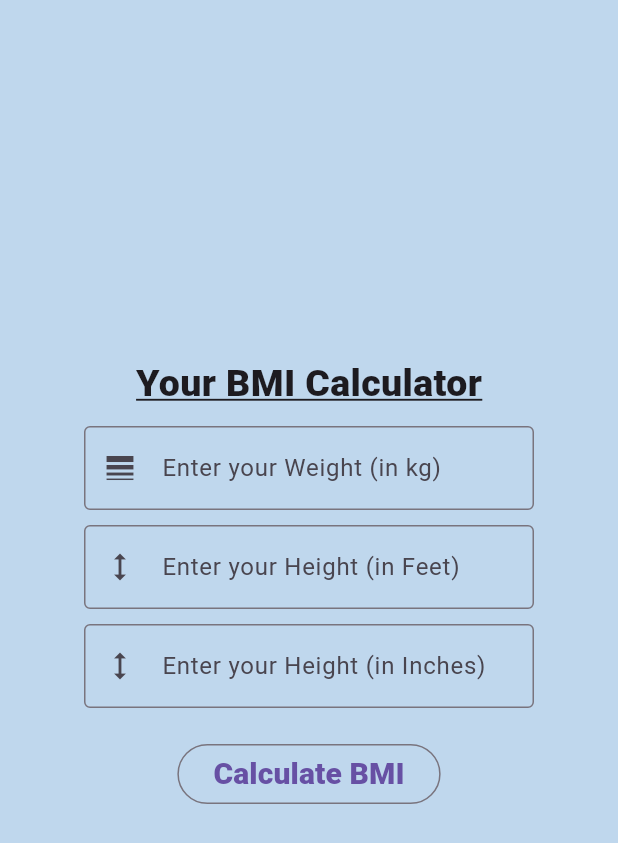
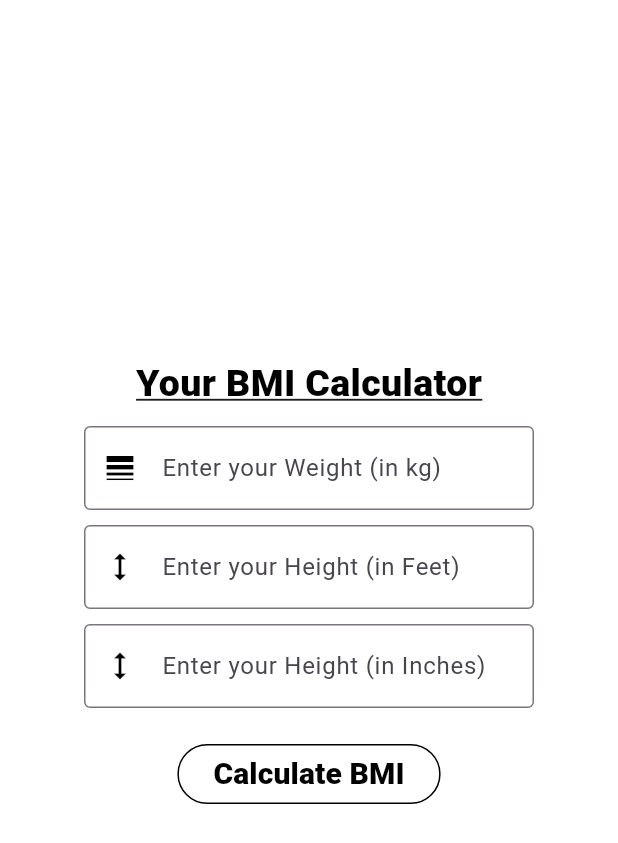
Before and after one commit to zainabhasan02/note_flow, a Flutter app: the BmiScreen screen opened by its route, on a phone screen of 412 x 824 dp. Shown: the top 843 px of the screen. Run offline on Flutter 3.47's test engine with Material 3 defaults, Android fonts, the phone set to English and light mode, and no system bars; our stand-ins replace get, hive, hive_flutter, shared_preferences, sqflite; accounts and stored records are empty.

Commit message:
Applied theme management using provider

```diff
--- a/lib/controllers/nav_drawer_controller/nav_controller.dart
+++ b/lib/controllers/nav_drawer_controller/nav_controller.dart
@@ -41,6 +41,8 @@ class NavController extends GetxController {
         return AppStrings.notes;
       case RoutesName.bmiScreen:
         return AppStrings.bmiCalculator;
+      case RoutesName.settingsScreen:
+        return AppStrings.settings;
       default:
         return AppStrings.appName;
     }
--- a/lib/core/constants/app_strings.dart
+++ b/lib/core/constants/app_strings.dart
@@ -31,4 +31,5 @@ class AppStrings {
   static const String enterPassword = 'Please enter Password';
   static const String passwordLengthTooShort = 'Password too short.. Please enter at least 6 characters long';
   static const String passwordLengthTooLong = 'Password must be only 10 characters long';
+  static const String settings = 'Settings';
 }
--- a/lib/core/routes/app_routes.dart
+++ b/lib/core/routes/app_routes.dart
@@ -8,6 +8,8 @@ import 'package:noteflow/views/notes/notes_screen.dart';
 import 'package:noteflow/views/notes/notes_screen2.dart';
 import 'package:noteflow/views/splash/splash_screen.dart';
 
+import '../../views/settings/settings_screen.dart';
+
 class AppRoutes {
   static List<GetPage> appRoutes() => [
     GetPage(name: RoutesName.splashScreen, page: () => SplashScreen()),
@@ -17,5 +19,6 @@ class AppRoutes {
     GetPage(name: RoutesName.notesScreen, page: () => NotesScreen()),
     GetPage(name: RoutesName.bmiScreen, page: () => BmiScreen()),
     GetPage(name: RoutesName.notesScreen2, page: () => NotesScreen2()),
+    GetPage(name: RoutesName.settingsScreen, page: () => SettingsScreen()),
   ];
 }
--- a/lib/core/routes/routes_name.dart
+++ b/lib/core/routes/routes_name.dart
@@ -7,4 +7,5 @@ class RoutesName {
   static const String myHomePage = '/my_home_page';
   static const String bmiScreen = '/bmi_screen';
   static const String notesScreen2 = '/notesScreen2';
+  static const String settingsScreen = '/settings';
 }
--- a/lib/core/widgets/app_bar/custom_app_bar_widget.dart
+++ b/lib/core/widgets/app_bar/custom_app_bar_widget.dart
@@ -23,7 +23,7 @@ class CustomAppBarWidget extends StatelessWidget
       backgroundColor: AppColors.babyBlue,
       title: Text(
         screenTitle,
-        style: TextStyle(fontSize: 20, fontWeight: FontWeight.w800),
+        style: TextStyle(fontSize: 20, fontWeight: FontWeight.w800, color: AppColors.blackColor),
       ),
       centerTitle: true,
       leading: IconButton(
--- a/lib/core/widgets/custom_button/animated_custom_button.dart
+++ b/lib/core/widgets/custom_button/animated_custom_button.dart
@@ -63,6 +63,7 @@ class _AnimatedCustomButtonState extends State<AnimatedCustomButton>
           onPressed: onTap,
           style: ElevatedButton.styleFrom(
             backgroundColor: AppColors.babyBlue,
+            foregroundColor: AppColors.blackColor,
             shape: BeveledRectangleBorder(borderRadius: BorderRadius.circular(20.0),
               side: BorderSide(color: Colors.black12),
             ),
--- /dev/null
+++ b/lib/data/providers/theme_provider.dart
@@ -0,0 +1,23 @@
+import 'package:flutter/material.dart';
+import 'package:noteflow/core/services/shared_preference/app_preference.dart';
+
+class ThemeProvider extends ChangeNotifier {
+  bool _isDarkMode = false;
+
+  bool getThemeValue() => _isDarkMode;
+
+  ThemeProvider() {
+    _loadTheme();
+  }
+
+  void updateTheme({required bool value}) async {
+    _isDarkMode = value;
+    await AppPreference.setTheme(value);
+    notifyListeners();
+  }
+
+  Future<void> _loadTheme() async {
+    _isDarkMode = await AppPreference.getTheme();
+    notifyListeners();
+  }
+}
--- a/lib/views/bmi/bmi_screen.dart
+++ b/lib/views/bmi/bmi_screen.dart
@@ -15,7 +15,7 @@ class _BmiScreenState extends State<BmiScreen> {
   var ftController = TextEditingController();
   var inController = TextEditingController();
   var result = '';
-  var bgColor = AppColors.babyBlue;
+  var bgColor = AppColors.whiteColor;
 
   @override
   Widget build(BuildContext context) {
@@ -34,6 +34,7 @@ class _BmiScreenState extends State<BmiScreen> {
                 Text(
                   AppStrings.yourBMICalculator,
                   style: TextStyle(
+                    color: AppColors.blackColor,
                     fontWeight: FontWeight.w800,
                     fontSize: 25,
                     decoration: TextDecoration.underline,
@@ -47,6 +48,9 @@ class _BmiScreenState extends State<BmiScreen> {
                   validator: (value) => value!.isEmpty ? 'Enter Weight' : null,
                   autovalidateMode: AutovalidateMode.onUserInteraction,
                   decoration: InputDecoration(
+                    prefixIconColor: AppColors.blackColor,
+                    fillColor: AppColors.blackColor,
+                    focusColor: AppColors.blackColor,
                     border: OutlineInputBorder(),
                     label: Text(AppStrings.enterYourWeight),
                     prefixIcon: Icon(Icons.line_weight),
@@ -62,6 +66,9 @@ class _BmiScreenState extends State<BmiScreen> {
                       (value) => value!.isEmpty ? 'Enter Height in Feet' : null,
                   autovalidateMode: AutovalidateMode.onUserInteraction,
                   decoration: InputDecoration(
+                    prefixIconColor: AppColors.blackColor,
+                    fillColor: AppColors.blackColor,
+                    focusColor: AppColors.blackColor,
                     border: OutlineInputBorder(),
                     label: Text(AppStrings.enterYourHeightFt),
                     prefixIcon: Icon(Icons.height),
@@ -78,7 +85,10 @@ class _BmiScreenState extends State<BmiScreen> {
                           value!.isEmpty ? 'Enter Height in Inches' : null,
                   autovalidateMode: AutovalidateMode.onUserInteraction,
                   decoration: InputDecoration(
-                    border: OutlineInputBorder(),
+                    prefixIconColor: AppColors.blackColor,
+                    fillColor: AppColors.blackColor,
+                    focusColor: AppColors.blackColor,
+                    border: OutlineInputBorder(borderSide: BorderSide(color: AppColors.blackColor)),
                     label: Text(AppStrings.enterYourHeightIn),
                     prefixIcon: Icon(Icons.height),
                   ),
@@ -88,6 +98,10 @@ class _BmiScreenState extends State<BmiScreen> {
 
                 /// Calculate BMI
                 OutlinedButton(
+                  style: OutlinedButton.styleFrom(
+                    foregroundColor: AppColors.blackColor,
+                    side: const BorderSide(color: AppColors.blackColor)
+                  ),
                   onPressed: () {
                     var wt = wtController.text.toString();
                     var ft = ftController.text.toString();
@@ -124,7 +138,11 @@ class _BmiScreenState extends State<BmiScreen> {
                   },
                   child: Text(
                     AppStrings.calculateBMI,
-                    style: TextStyle(fontSize: 20, fontWeight: FontWeight.w800),
+                    style: TextStyle(
+                      fontSize: 20,
+                      fontWeight: FontWeight.w800,
+                      color: AppColors.blackColor,
+                    ),
                   ),
                 ),
 
--- a/lib/views/notes/notes_screen2.dart
+++ b/lib/views/notes/notes_screen2.dart
@@ -1,5 +1,6 @@
 import 'package:flutter/material.dart';
 import 'package:get/get.dart';
+import 'package:noteflow/core/constants/app_colors.dart';
 import 'package:noteflow/core/widgets/bottom_sheet_widget/bottom_sheet_widgets.dart';
 import 'package:noteflow/data/local/db_helper.dart';
 
@@ -92,6 +93,8 @@ class _NotesScreen2State extends State<NotesScreen2> {
               : Center(child: Text(AppStrings.noNotesFound,
               style: TextStyle(fontSize: 20, fontWeight: FontWeight.bold))),
       floatingActionButton: FloatingActionButton(
+        foregroundColor: AppColors.blackColor,
+        backgroundColor: AppColors.babyBlue,
         onPressed: () async {
           /// Note to be added from here
           titleController.clear();
--- a/lib/views/splash/splash_screen.dart
+++ b/lib/views/splash/splash_screen.dart
@@ -30,7 +30,11 @@ class _SplashScreenState extends State<SplashScreen> {
         body: Center(
           child: Text(
             AppStrings.exploreNotes,
-            style: Theme.of(context).textTheme.titleLarge,
+            style: TextStyle(
+              fontWeight: FontWeight.bold,
+              fontSize: 30,
+              color: AppColors.blackColor,
+            ),
           ),
         ),
       ),
--- a/pubspec.yaml
+++ b/pubspec.yaml
@@ -17,9 +17,10 @@ dependencies:
   hive: ^2.2.3
   hive_flutter: ^1.1.0
   path_provider: ^2.1.5
-  shared_preferences: ^2.5.3
+  shared_preferences: ^2.5.4
   sqflite: ^2.4.2
   path: ^1.9.1
+  provider: ^6.1.5+1
 
 dev_dependencies:
   flutter_test:
```
Also changed, not shown: lib/core/services/shared_preference/app_preference.dart (+14 -0 lines), lib/core/widgets/nav_drawer/nav_drawer_widget.dart (+8 -1 lines), lib/main.dart (+27 -3 lines), lib/views/login/login_screen.dart (+16 -4 lines), lib/views/settings/settings_screen.dart (added, +48 -0 lines), pubspec.lock.
